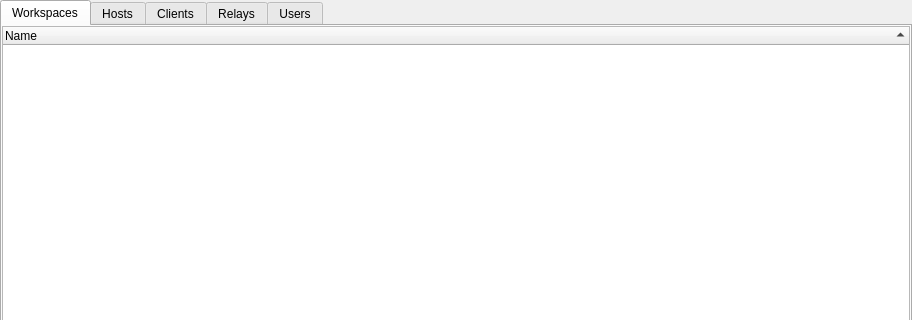
The window that source/client/ui/hosts/router_widget.ui (dchapyshev/aspia) describes before a commit, drawn with Qt 5; both pictures show x 0 to 912 and y 0 to 320 of the 912 by 576 pixel window.
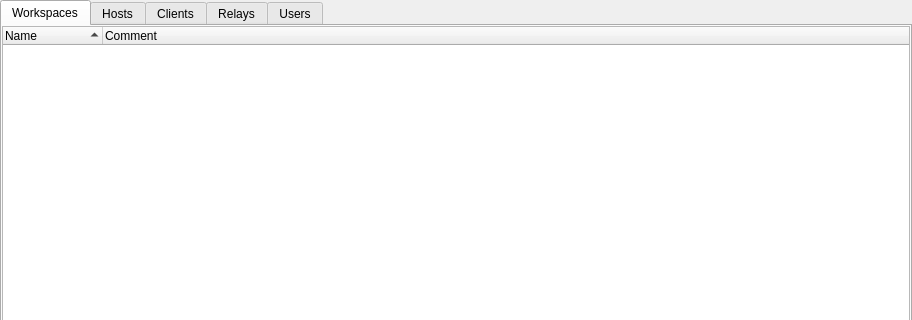
The same window after the commit. Icons and pictures are not drawn.

```diff
--- a/source/client/ui/hosts/router_widget.ui
+++ b/source/client/ui/hosts/router_widget.ui
@@ -77,6 +77,11 @@
            <string>Name</string>
           </property>
          </column>
+         <column>
+          <property name="text">
+           <string>Comment</string>
+          </property>
+         </column>
         </widget>
        </item>
       </layout>
```
